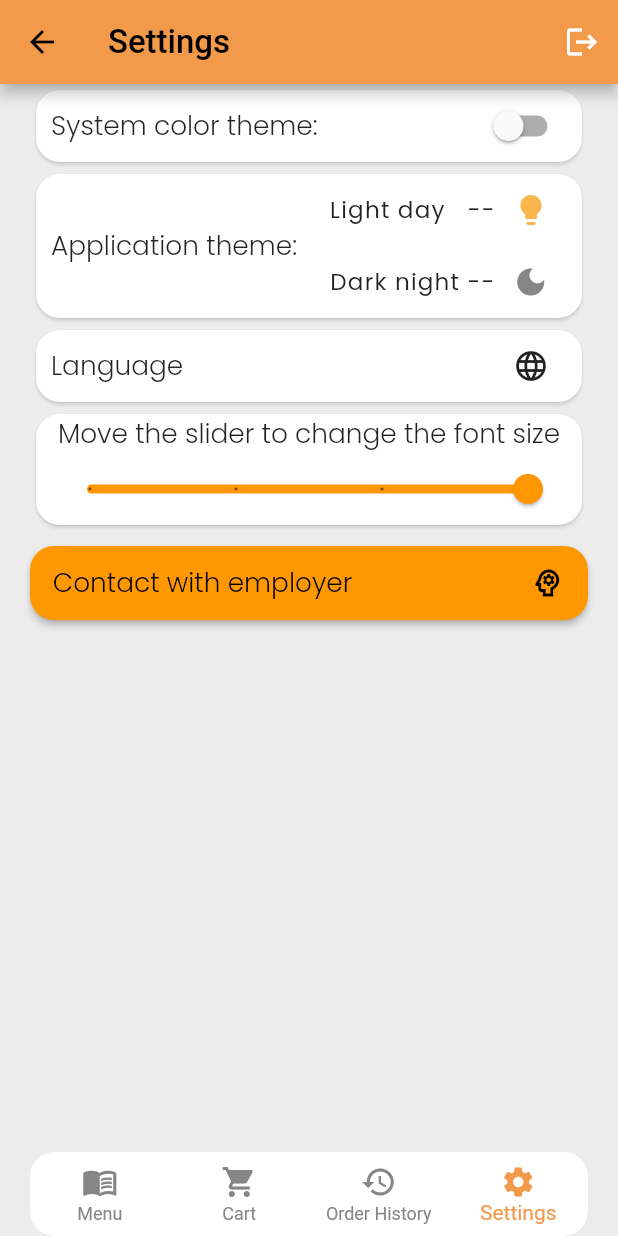
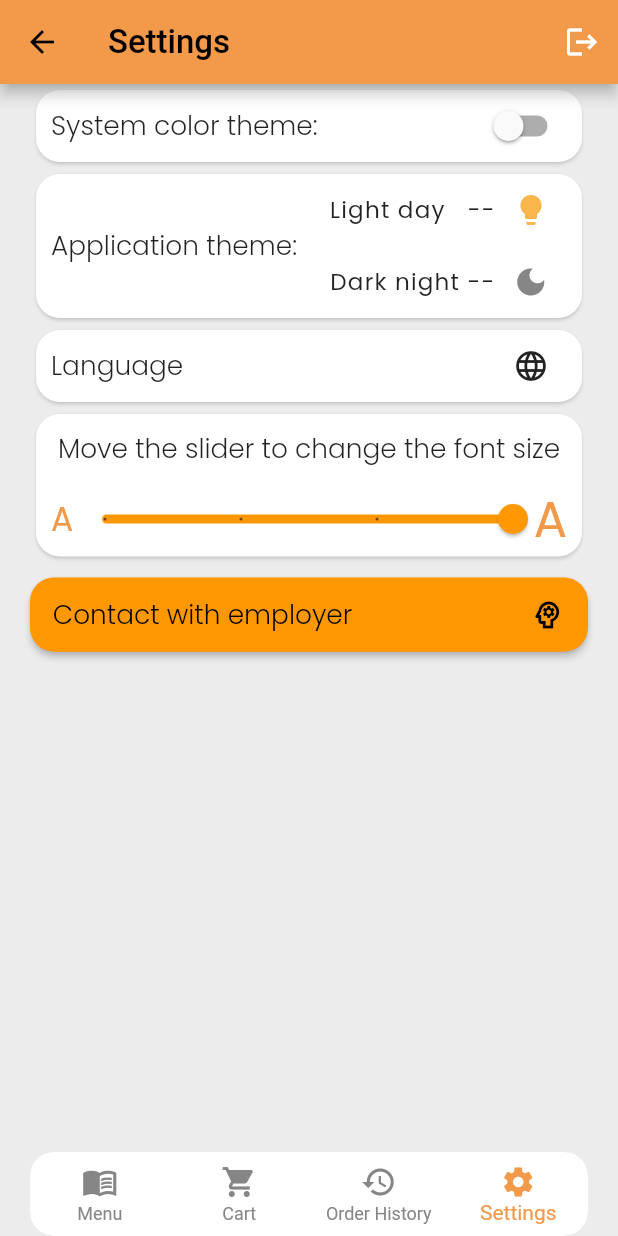
Before and after one commit to Ponkors/flutter_project, a Flutter app: the SettingsScreen screen opened by its route, on a phone screen of 412 x 824 dp. Run offline on Flutter 3.47's test engine with Material 2 defaults, Android fonts, the phone set to English and light mode, and no system bars; our stand-ins replace another_flushbar, auto_route, cached_network_image, cloud_firestore, connectivity_plus, easy_localization and 9 more; accounts and stored records are empty; network calls fail.

Commit message:
[PT-8] Refactor UI parts.

```diff
--- a/core_ui/lib/src/design/app_dimens.dart
+++ b/core_ui/lib/src/design/app_dimens.dart
@@ -1,5 +1,6 @@
 class AppDimens {
   static const double padding_5 = 5.0;
+  static const double padding_8 = 8.0;
   static const double padding_10 = 10.0;
   static const double padding_15 = 15.0;
   static const double padding_16 = 16.0;
--- a/features/orders/lib/ui/widgets/cart_item.dart
+++ b/features/orders/lib/ui/widgets/cart_item.dart
@@ -16,6 +16,7 @@ class CartItem extends StatelessWidget {
   Widget build(BuildContext context) {
     final MediaQueryData mediaQueryData = MediaQuery.of(context);
     final CartBloc cartBloc = BlocProvider.of<CartBloc>(context);
+    final ThemeData themeData = Theme.of(context);
     return Card(
       shadowColor: AppColors.lightGrey,
       shape: const RoundedRectangleBorder(
@@ -62,7 +63,7 @@ class CartItem extends StatelessWidget {
                       },
                       icon: Icon(
                         Icons.remove_circle_outline,
-                        color: AppColors.orange,
+                        color: themeData.primaryColor,
                       ),
                     ),
                     Text(
@@ -79,14 +80,14 @@ class CartItem extends StatelessWidget {
                       },
                       icon: Icon(
                         Icons.add_circle_outline,
-                        color: AppColors.orange,
+                        color: themeData.primaryColor,
                       ),
                     ),
                     Text(
                       '${'selectDishScreen.cost'.tr()} \$${cartItem.dish.cost}',
                       style: GoogleFonts.poppins(
                         textStyle: AppFonts.normal_18,
-                        color: AppColors.orange,
+                        color: themeData.primaryColor,
                       ),
                     ),
                   ],
--- a/features/orders/lib/ui/widgets/make_order_button.dart
+++ b/features/orders/lib/ui/widgets/make_order_button.dart
@@ -12,13 +12,20 @@ class MakeAnOrderButton extends StatelessWidget {
   @override
   Widget build(BuildContext context) {
     final MediaQueryData mediaQueryData = MediaQuery.of(context);
+    final ThemeData themeData = Theme.of(context);
     return SizedBox(
       width: mediaQueryData.size.width * 0.9,
       child: ElevatedButton(
         onPressed: onPressed,
         style: ElevatedButton.styleFrom(
+          shape: RoundedRectangleBorder(
+            borderRadius: BorderRadius.circular(
+              AppDimens.radius_16,
+            )
+          ),
           textStyle: GoogleFonts.poppins(
             textStyle: AppFonts.normal_16,
+            color: themeData.primaryColor,
           ),
         ),
         child: Text('cartScreen.makeAnOrder'.tr()),
--- a/features/settings/lib/ui/widgets/font_size_changer.dart
+++ b/features/settings/lib/ui/widgets/font_size_changer.dart
@@ -4,7 +4,7 @@ import 'package:flutter/material.dart';
 import 'package:settings/settings.dart';
 
 class FontSizeSlider extends StatelessWidget {
-  const FontSizeSlider({super.key});
+  const FontSizeSlider({Key? key}) : super(key: key);
 
   @override
   Widget build(BuildContext context) {
@@ -25,19 +25,32 @@ class FontSizeSlider extends StatelessWidget {
                 ),
               ),
               child: Container(
-              width: mediaQuery.size.width * 0.9,
+                width: mediaQuery.size.width * 0.8, // Update width here
                 margin: const EdgeInsets.symmetric(
                   horizontal: AppDimens.padding_10,
                 ),
                 child: Column(
                   children: <Widget>[
-                  Text(
+                    Padding(
+                      padding: const EdgeInsets.symmetric(
+                        vertical: AppDimens.padding_10,
+                      ),
+                      child: Text(
                         'settingsScreen.changeFontSize'.tr(),
                         style: GoogleFonts.poppins(
                           textStyle: AppFonts.normal_16,
                         ),
                       ),
-                  Slider(
+                    ),
+                    Stack(
+                      children: [
+                        Padding(
+                          padding: EdgeInsets.symmetric(
+                            horizontal: AppDimens.padding_10,
+                          ),
+                          child: SliderTheme(
+                            data: themeData.sliderTheme.copyWith(),
+                            child: Slider(
                               value: state.textScale,
                               min: 0.5,
                               max: 1.1,
@@ -48,12 +61,38 @@ class FontSizeSlider extends StatelessWidget {
                                 );
                               },
                             ),
+                          ),
+                        ),
+                        Row(
+                          mainAxisAlignment: MainAxisAlignment.spaceBetween,
+                          children: <Widget>[
+                            Text(
+                              'A',
+                              style: GoogleFonts.poppins(
+                                textStyle: TextStyle(
+                                  fontSize: AppDimens.size_20,
+                                  color: themeData.primaryColor,
+                                ),
+                              ),
+                            ),
+                            Text(
+                              'A',
+                              style: GoogleFonts.poppins(
+                                textStyle: TextStyle(
+                                  fontSize: AppDimens.size_30,
+                                  color: themeData.primaryColor,
+                                ),
+                              ),
+                            ),
+                          ],
+                        ),
+                      ],
+                    ),
                   ],
                 ),
               ),
             ),
           );
-      }
-    );
+        });
   }
 }
```
Also changed, not shown: core/lib/generated/codegen_loader.g.dart. Lines whose indentation alone changed are shown as unchanged.
